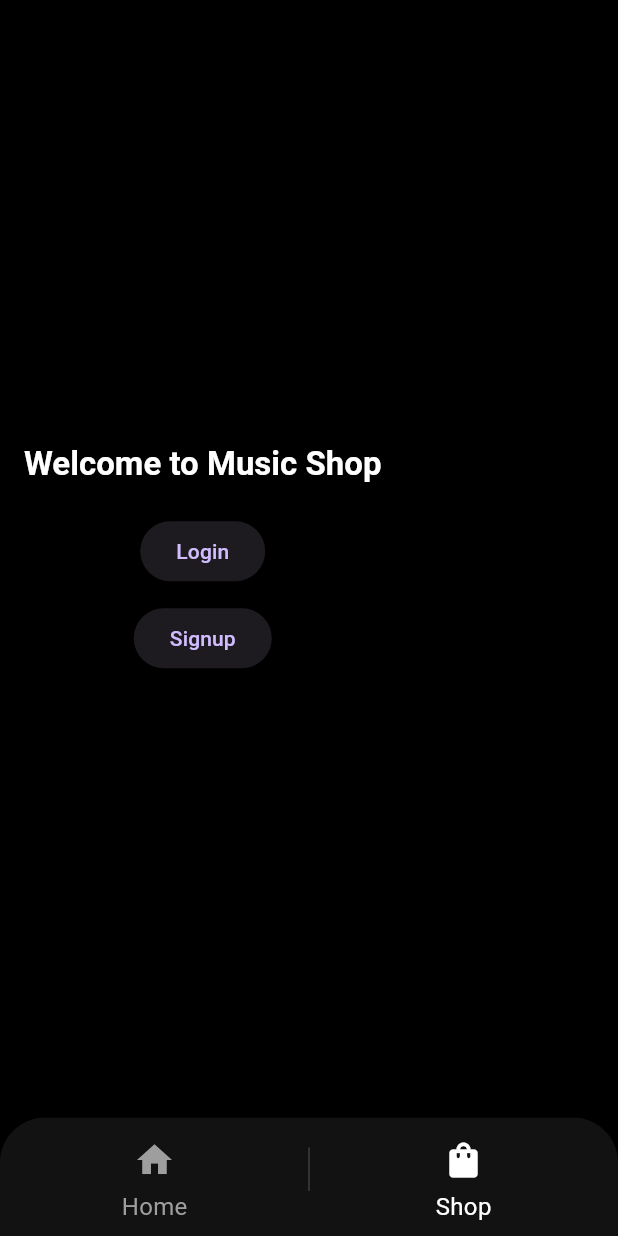
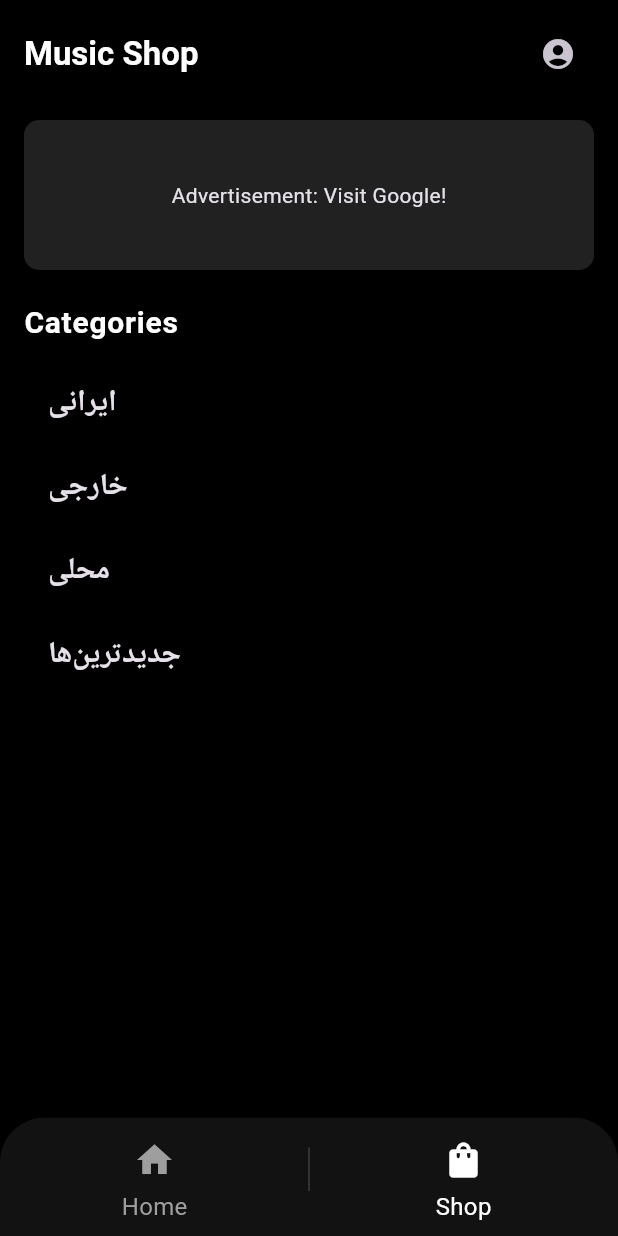
Before and after one commit to HosseinBadr404/music_player, a Flutter app: the MusicShopPage screen opened directly, on a phone screen of 412 x 824 dp. Run offline on Flutter 3.47's test engine with Material 3 defaults, Android fonts, the phone set to English and light mode, and no system bars; our stand-ins replace google_fonts, image_picker, just_audio, permission_handler; missing offline and left inert: flutter_inappwebview; Roboto replaces fonts that are missing (Lora).

Commit message:
FIX BUGS

```diff
--- a/lib/AccountPage.dart
+++ b/lib/AccountPage.dart
@@ -225,7 +225,7 @@ class _AccountPageState extends State<AccountPage> {
           ),
           TextButton(
             onPressed: () {
-              globalIsLoggedIn = false;
+              //globalIsLoggedIn = false;
               Navigator.pushReplacementNamed(context, '/music_shop');
               ScaffoldMessenger.of(context).showSnackBar(
                 SnackBar(content: Text('Account deleted')),
@@ -397,7 +397,7 @@ class _AccountPageState extends State<AccountPage> {
               // Logout Button
               ElevatedButton(
                 onPressed: () {
-                  globalIsLoggedIn = false;
+                  //globalIsLoggedIn = false;
                   Navigator.pushReplacementNamed(context, '/music_shop');
                 },
                 child: Text('Logout'),
--- a/lib/MusicShopPage.dart
+++ b/lib/MusicShopPage.dart
@@ -2,9 +2,6 @@ import 'package:flutter/material.dart';
 import 'package:flutter_inappwebview/flutter_inappwebview.dart';
 import 'MusicShopListPage.dart';
 import 'AccountPage.dart';
-
-// Global variable to track login state (for simplicity)
-bool globalIsLoggedIn = false;
 
 class MusicShopPage extends StatefulWidget {
   const MusicShopPage({super.key});
@@ -86,35 +83,9 @@ class _MusicShopPageState extends State<MusicShopPage> {
       body: SafeArea(
         child: Padding(
           padding: EdgeInsets.symmetric(horizontal: 16, vertical: 12),
-          child: globalIsLoggedIn ? _buildShopContent() : _buildAuthOptions(),
+          child: _buildShopContent(), // Directly show shop content
         ),
       ),
-    );
-  }
-
-  Widget _buildAuthOptions() {
-    return Column(
-      mainAxisAlignment: MainAxisAlignment.center,
-      children: [
-        Text(
-          'Welcome to Music Shop',
-          style: Theme.of(context).textTheme.titleLarge,
-        ),
-        SizedBox(height: 20),
-        ElevatedButton(
-          onPressed: () {
-            Navigator.pushNamed(context, '/login');
-          },
-          child: Text('Login'),
-        ),
-        SizedBox(height: 10),
-        ElevatedButton(
-          onPressed: () {
-            Navigator.pushNamed(context, '/signup');
-          },
-          child: Text('Signup'),
-        ),
-      ],
     );
   }
 
--- a/lib/main.dart
+++ b/lib/main.dart
@@ -7,7 +7,7 @@ import 'package:permission_handler/permission_handler.dart';
 import 'package:provider/provider.dart';
 
 import 'PlayerPage.dart';
-//import 'MusicShopPage.dart';
+import 'MusicShopPage.dart';
 import 'SignIn.dart';
 import 'SignUp.dart';
 import 'ShowAllPage.dart';
@@ -172,7 +172,7 @@ class _HomePageState extends State<HomePage> {
                 unselectedFontSize: 16,
                 onTap: (index) {
                   if (index == 1) {
-                    Navigator.push(context, MaterialPageRoute(builder: (context) => SignIn()));
+                    Navigator.push(context, MaterialPageRoute(builder: (context) => MusicShopPage()));
                   }
                 },
                 items: [
--- a/pubspec.yaml
+++ b/pubspec.yaml
@@ -37,7 +37,6 @@ dependencies:
   google_fonts: ^6.1.0
   flutter_inappwebview: ^6.0.0
   image_picker: ^1.0.0
-  flutter_media_metadata: ^1.0.0
   # The following adds the Cupertino Icons font to your application.
   # Use with the CupertinoIcons class for iOS style icons.
   cupertino_icons: ^1.0.8
```
Also changed, not shown: lib/PaymentPage.dart (+1 -9 lines), assets/images/lock.png (added), pubspec.lock, 1 other file.
